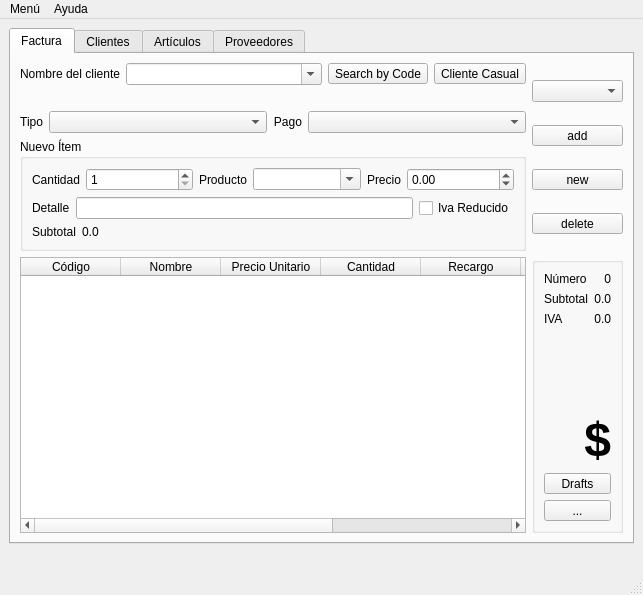
The window that banta/res/ui/main.ui (jerobarraco/banta) describes before a commit, drawn with Qt 5.
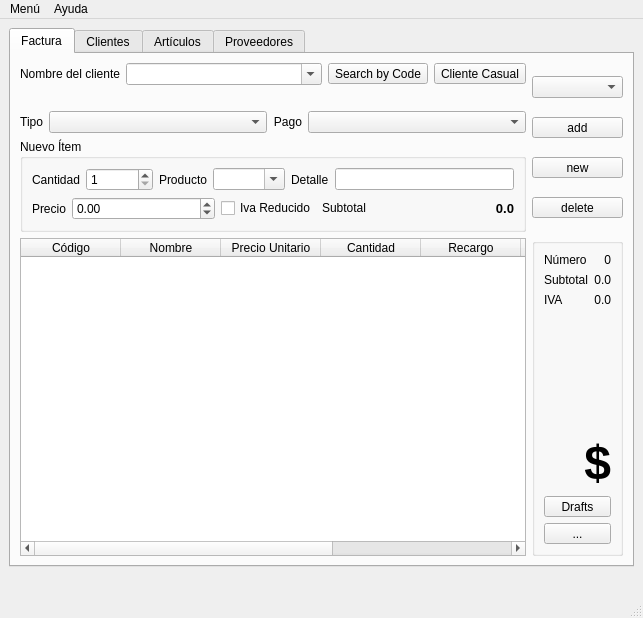
The same window after the commit. Icons and pictures are not drawn.

Commit message: moved stuff on ui. testing bill creation. fixed prodDelete test

Diff of the .ui file:
```diff
--- a/banta/res/ui/main.ui
+++ b/banta/res/ui/main.ui
@@ -7,7 +7,7 @@
     <x>0</x>
     <y>0</y>
     <width>643</width>
-    <height>595</height>
+    <height>618</height>
    </rect>
   </property>
   <property name="sizePolicy">
@@ -135,6 +135,12 @@
           </item>
           <item>
            <widget class="QGroupBox" name="groupBox">
+            <property name="sizePolicy">
+             <sizepolicy hsizetype="Preferred" vsizetype="Maximum">
+              <horstretch>0</horstretch>
+              <verstretch>0</verstretch>
+             </sizepolicy>
+            </property>
             <property name="title">
              <string>Nuevo Ítem</string>
             </property>
@@ -188,6 +194,20 @@
                 </widget>
                </item>
                <item>
+                <widget class="QLabel" name="label_2">
+                 <property name="text">
+                  <string>Detalle</string>
+                 </property>
+                </widget>
+               </item>
+               <item>
+                <widget class="QLineEdit" name="eProdDetail"/>
+               </item>
+              </layout>
+             </item>
+             <item>
+              <layout class="QHBoxLayout" name="horizontalLayout_4">
+               <item>
                 <widget class="QLabel" name="label_3">
                  <property name="enabled">
                   <bool>true</bool>
@@ -205,6 +225,12 @@
                </item>
                <item>
                 <widget class="QDoubleSpinBox" name="dsPrice">
+                 <property name="sizePolicy">
+                  <sizepolicy hsizetype="Preferred" vsizetype="Fixed">
+                   <horstretch>0</horstretch>
+                   <verstretch>0</verstretch>
+                  </sizepolicy>
+                 </property>
                  <property name="minimum">
                   <double>-999999999.000000000000000</double>
                  </property>
@@ -213,35 +239,23 @@
                  </property>
                 </widget>
                </item>
-              </layout>
-             </item>
-             <item>
-              <layout class="QHBoxLayout" name="horizontalLayout_4">
-               <item>
-                <widget class="QLabel" name="label_2">
-                 <property name="text">
-                  <string>Detalle</string>
-                 </property>
-                </widget>
-               </item>
-               <item>
-                <widget class="QLineEdit" name="eProdDetail"/>
-               </item>
                <item>
                 <widget class="QCheckBox" name="chBProdReducible">
+                 <property name="sizePolicy">
+                  <sizepolicy hsizetype="Fixed" vsizetype="Fixed">
+                   <horstretch>0</horstretch>
+                   <verstretch>0</verstretch>
+                  </sizepolicy>
+                 </property>
                  <property name="text">
                   <string>Iva Reducido</string>
                  </property>
                 </widget>
                </item>
-              </layout>
-             </item>
-             <item>
-              <layout class="QHBoxLayout" name="horizontalLayout_12">
                <item>
                 <widget class="QLabel" name="label_19">
                  <property name="sizePolicy">
-                  <sizepolicy hsizetype="Fixed" vsizetype="Preferred">
+                  <sizepolicy hsizetype="Fixed" vsizetype="Fixed">
                    <horstretch>0</horstretch>
                    <verstretch>0</verstretch>
                   </sizepolicy>
@@ -253,9 +267,25 @@
                </item>
                <item>
                 <widget class="QLabel" name="lBItemTotal">
+                 <property name="sizePolicy">
+                  <sizepolicy hsizetype="Preferred" vsizetype="Fixed">
+                   <horstretch>0</horstretch>
+                   <verstretch>0</verstretch>
+                  </sizepolicy>
+                 </property>
+                 <property name="font">
+                  <font>
+                   <pointsize>10</pointsize>
+                   <weight>75</weight>
+                   <bold>true</bold>
+                  </font>
+                 </property>
                  <property name="text">
                   <string>0.0</string>
                  </property>
+                 <property name="alignment">
+                  <set>Qt::AlignRight|Qt::AlignTrailing|Qt::AlignVCenter</set>
+                 </property>
                 </widget>
                </item>
               </layout>
@@ -387,6 +417,12 @@
         </item>
         <item row="1" column="1">
          <widget class="QGroupBox" name="groupBox_2">
+          <property name="sizePolicy">
+           <sizepolicy hsizetype="Preferred" vsizetype="MinimumExpanding">
+            <horstretch>0</horstretch>
+            <verstretch>0</verstretch>
+           </sizepolicy>
+          </property>
           <property name="title">
            <string/>
           </property>
```
Left out of the diff: 15 changed lines with no effect on the pictures. The commit also changes 3 other files.
